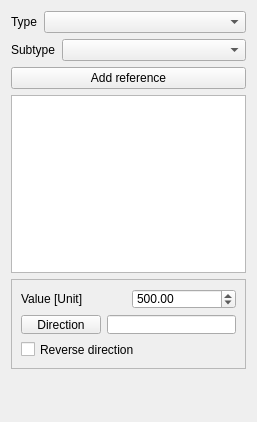
Above: src/Mod/Fem/Gui/TaskFemFluidBoundary.ui from qingfengxia/FreeCAD before the change. Below: the same form after it.
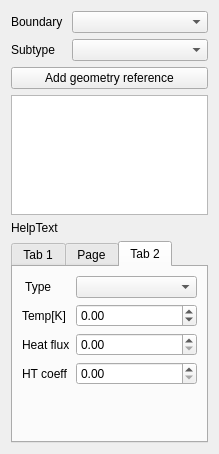
That is the form after the change. The open tabs and pages were chosen to show the change.

Commit message: bugfix for FemFluidBoundary class and ui

```diff
--- a/src/Mod/Fem/Gui/TaskFemFluidBoundary.ui
+++ b/src/Mod/Fem/Gui/TaskFemFluidBoundary.ui
@@ -6,8 +6,8 @@
    <rect>
     <x>0</x>
     <y>0</y>
-    <width>257</width>
-    <height>422</height>
+    <width>219</width>
+    <height>454</height>
    </rect>
   </property>
   <property name="windowTitle">
@@ -15,8 +15,8 @@
   </property>
   <layout class="QVBoxLayout" name="verticalLayout">
    <item>
-    <layout class="QHBoxLayout" name="layoutBoundaryType">
-     <item>
+    <layout class="QFormLayout" name="formLayout_2">
+     <item row="0" column="0">
       <widget class="QLabel" name="labelBoundaryType">
        <property name="sizePolicy">
         <sizepolicy hsizetype="Minimum" vsizetype="Preferred">
@@ -25,11 +25,11 @@
         </sizepolicy>
        </property>
        <property name="text">
-        <string>Type</string>
+        <string>Boundary </string>
        </property>
       </widget>
      </item>
-     <item>
+     <item row="0" column="1">
       <widget class="QComboBox" name="comboBoundaryType">
        <property name="sizePolicy">
         <sizepolicy hsizetype="Expanding" vsizetype="Fixed">
@@ -39,11 +39,7 @@
        </property>
       </widget>
      </item>
-    </layout>
-   </item>
-   <item>
-    <layout class="QHBoxLayout" name="layoutSubtype">
-     <item>
+     <item row="1" column="0">
       <widget class="QLabel" name="labelSubtype">
        <property name="sizePolicy">
         <sizepolicy hsizetype="Minimum" vsizetype="Preferred">
@@ -56,7 +52,7 @@
        </property>
       </widget>
      </item>
-     <item>
+     <item row="1" column="1">
       <widget class="QComboBox" name="comboSubtype">
        <property name="sizePolicy">
         <sizepolicy hsizetype="Expanding" vsizetype="Fixed">
@@ -71,45 +67,98 @@
    <item>
     <widget class="QPushButton" name="buttonReference">
      <property name="text">
-      <string>Add reference</string>
+      <string>Add geometry reference</string>
      </property>
     </widget>
    </item>
    <item>
-    <widget class="QListWidget" name="listReferences"/>
-   </item>
-   <item>
-    <widget class="QFrame" name="frameBoundaryValue">
+    <widget class="QListWidget" name="listReferences">
      <property name="sizePolicy">
-      <sizepolicy hsizetype="Preferred" vsizetype="Fixed">
+      <sizepolicy hsizetype="Expanding" vsizetype="Fixed">
        <horstretch>0</horstretch>
        <verstretch>0</verstretch>
       </sizepolicy>
      </property>
-     <property name="minimumSize">
+     <property name="maximumSize">
+      <size>
+       <width>16777215</width>
+       <height>120</height>
+      </size>
+     </property>
+     <property name="baseSize">
       <size>
        <width>0</width>
-       <height>90</height>
+       <height>30</height>
       </size>
      </property>
-     <property name="frameShape">
-      <enum>QFrame::StyledPanel</enum>
+    </widget>
+   </item>
+   <item>
+    <widget class="QLabel" name="labelHelpText">
+     <property name="text">
+      <string>HelpText</string>
      </property>
-     <property name="frameShadow">
-      <enum>QFrame::Raised</enum>
+     <property name="wordWrap">
+      <bool>true</bool>
      </property>
-     <layout class="QVBoxLayout" name="verticalLayout_2">
-      <item>
-       <layout class="QHBoxLayout" name="layoutForce">
-        <item>
+    </widget>
+   </item>
+   <item>
+    <widget class="QTabWidget" name="tabWidget">
+     <property name="enabled">
+      <bool>true</bool>
+     </property>
+     <property name="currentIndex">
+      <number>1</number>
+     </property>
+     <widget class="QWidget" name="tabBasicBoundary">
+      <property name="enabled">
+       <bool>true</bool>
+      </property>
+      <attribute name="title">
+       <string>Tab 1</string>
+      </attribute>
+      <widget class="QCheckBox" name="checkReverse">
+       <property name="enabled">
+        <bool>true</bool>
+       </property>
+       <property name="geometry">
+        <rect>
+         <x>20</x>
+         <y>80</y>
+         <width>148</width>
+         <height>22</height>
+        </rect>
+       </property>
+       <property name="text">
+        <string>Reverse direction</string>
+       </property>
+      </widget>
+      <widget class="QWidget" name="layoutWidget">
+       <property name="geometry">
+        <rect>
+         <x>10</x>
+         <y>10</y>
+         <width>198</width>
+         <height>62</height>
+        </rect>
+       </property>
+       <layout class="QFormLayout" name="formLayout_3">
+        <item row="0" column="0">
          <widget class="QLabel" name="labelBoundaryValue">
+          <property name="enabled">
+           <bool>true</bool>
+          </property>
           <property name="text">
            <string>Value [Unit]</string>
           </property>
          </widget>
         </item>
-        <item>
+        <item row="0" column="1">
          <widget class="QDoubleSpinBox" name="spinBoundaryValue">
+          <property name="enabled">
+           <bool>true</bool>
+          </property>
           <property name="minimum">
            <double>-99999.000000000000000</double>
           </property>
@@ -117,49 +166,181 @@
            <double>99999.000000000000000</double>
           </property>
           <property name="value">
-           <double>500.000000000000000</double>
+           <double>0.000000000000000</double>
           </property>
          </widget>
         </item>
-       </layout>
-      </item>
-      <item>
-       <layout class="QHBoxLayout" name="layoutDirection">
-        <item>
+        <item row="1" column="0">
          <widget class="QPushButton" name="buttonDirection">
           <property name="text">
-           <string>Direction</string>
+           <string>Direction </string>
           </property>
          </widget>
         </item>
+        <item row="1" column="1">
+         <widget class="QLineEdit" name="lineDirection">
+          <property name="sizePolicy">
+           <sizepolicy hsizetype="Expanding" vsizetype="Expanding">
+            <horstretch>0</horstretch>
+            <verstretch>0</verstretch>
+           </sizepolicy>
+          </property>
+          <property name="minimumSize">
+           <size>
+            <width>75</width>
+            <height>0</height>
+           </size>
+          </property>
+          <property name="maximumSize">
+           <size>
+            <width>105</width>
+            <height>30</height>
+           </size>
+          </property>
+          <property name="baseSize">
+           <size>
+            <width>0</width>
+            <height>0</height>
+           </size>
+          </property>
+         </widget>
+        </item>
+       </layout>
+      </widget>
+     </widget>
+     <widget class="QWidget" name="tabTurbulenceBoundary">
+      <attribute name="title">
+       <string>Page</string>
+      </attribute>
+      <widget class="QGroupBox" name="groupTurbulence">
+       <property name="enabled">
+        <bool>true</bool>
+       </property>
+       <property name="geometry">
+        <rect>
+         <x>0</x>
+         <y>0</y>
+         <width>201</width>
+         <height>141</height>
+        </rect>
+       </property>
+       <property name="sizePolicy">
+        <sizepolicy hsizetype="Expanding" vsizetype="Expanding">
+         <horstretch>0</horstretch>
+         <verstretch>0</verstretch>
+        </sizepolicy>
+       </property>
+       <property name="minimumSize">
+        <size>
+         <width>0</width>
+         <height>100</height>
+        </size>
+       </property>
+       <property name="title">
+        <string>Turbulence specification</string>
+       </property>
+       <property name="checkable">
+        <bool>false</bool>
+       </property>
+       <property name="checked">
+        <bool>false</bool>
+       </property>
+       <layout class="QVBoxLayout" name="verticalLayout_4">
         <item>
-         <widget class="QLineEdit" name="lineDirection"/>
+         <widget class="QComboBox" name="comboTurbulenceSpecification">
+          <property name="sizePolicy">
+           <sizepolicy hsizetype="Expanding" vsizetype="Fixed">
+            <horstretch>0</horstretch>
+            <verstretch>0</verstretch>
+           </sizepolicy>
+          </property>
+         </widget>
         </item>
        </layout>
-      </item>
-      <item>
-       <widget class="QCheckBox" name="checkReverse">
-        <property name="text">
-         <string>Reverse direction</string>
-        </property>
-       </widget>
-      </item>
-     </layout>
+       <zorder>comboTurbulenceSpecification</zorder>
+       <zorder></zorder>
+      </widget>
+     </widget>
+     <widget class="QWidget" name="tabThermalBoundary">
+      <attribute name="title">
+       <string>Tab 2</string>
+      </attribute>
+      <layout class="QVBoxLayout" name="verticalLayout_5">
+       <item>
+        <layout class="QFormLayout" name="formLayout">
+         <item row="0" column="0">
+          <widget class="QLabel" name="labelThermalBoundaryType">
+           <property name="text">
+            <string> Type </string>
+           </property>
+          </widget>
+         </item>
+         <item row="0" column="1">
+          <widget class="QComboBox" name="comboThermalBoundaryType"/>
+         </item>
+         <item row="1" column="0">
+          <widget class="QLabel" name="labelTemperature">
+           <property name="text">
+            <string>Temp[K]</string>
+           </property>
+          </widget>
+         </item>
+         <item row="1" column="1">
+          <widget class="QDoubleSpinBox" name="spinTemperatureValue">
+           <property name="minimum">
+            <double>-273.149999999999977</double>
+           </property>
+           <property name="maximum">
+            <double>9999.000000000000000</double>
+           </property>
+          </widget>
+         </item>
+         <item row="2" column="0">
+          <widget class="QLabel" name="labelHeatFlux">
+           <property name="text">
+            <string>Heat flux</string>
+           </property>
+          </widget>
+         </item>
+         <item row="2" column="1">
+          <widget class="QDoubleSpinBox" name="spinHeatFluxValue">
+           <property name="minimum">
+            <double>0.000000000000000</double>
+           </property>
+           <property name="maximum">
+            <double>99999.000000000000000</double>
+           </property>
+           <property name="value">
+            <double>0.000000000000000</double>
+           </property>
+          </widget>
+         </item>
+         <item row="3" column="0">
+          <widget class="QLabel" name="labelHTCeoff">
+           <property name="text">
+            <string>HT coeff</string>
+           </property>
+          </widget>
+         </item>
+         <item row="3" column="1">
+          <widget class="QDoubleSpinBox" name="spinHTCoeffValue">
+           <property name="minimum">
+            <double>0.000000000000000</double>
+           </property>
+           <property name="maximum">
+            <double>99999.000000000000000</double>
+           </property>
+           <property name="value">
+            <double>0.000000000000000</double>
+           </property>
+          </widget>
+         </item>
+        </layout>
+       </item>
+      </layout>
+     </widget>
     </widget>
    </item>
-   <item>
-    <spacer name="verticalSpacer">
-     <property name="orientation">
-      <enum>Qt::Vertical</enum>
-     </property>
-     <property name="sizeHint" stdset="0">
-      <size>
-       <width>17</width>
-       <height>56</height>
-      </size>
-     </property>
-    </spacer>
-   </item>
   </layout>
  </widget>
  <resources/>
```
Left out of the diff: 28 changed lines with no effect on the pictures. The commit also changes 2 other files.
